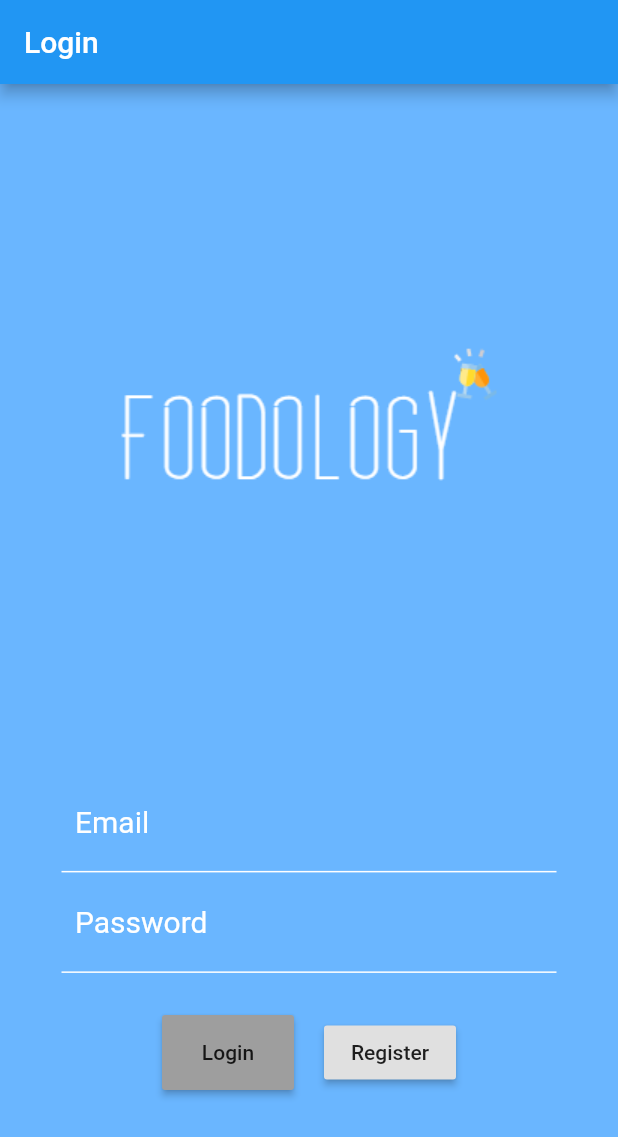
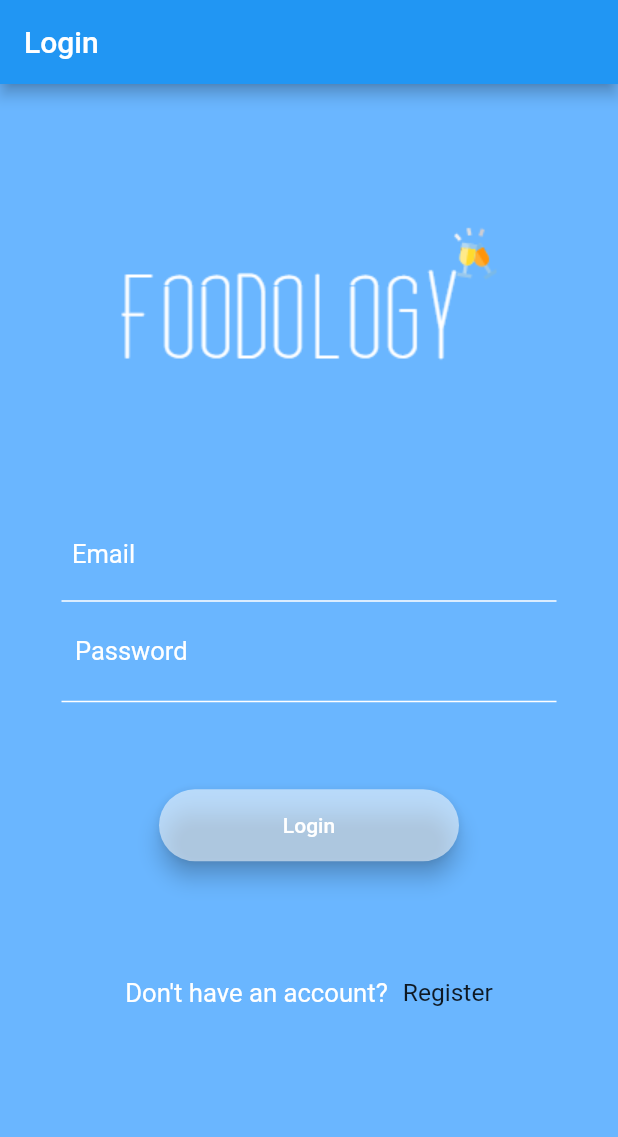
Before and after one commit to Foodology/Foodology, a Flutter app: the screen it shows after launch, on a phone screen of 412 x 824 dp. Shown: the top 1137 px of the screen. Run offline on Flutter 3.47's test engine with Material 2 defaults, Android fonts, the phone set to English and light mode, and no system bars; our stand-ins replace firebase_auth; accounts and stored records are empty.

Commit message:
Login nearly done, needs some touchup

```diff
--- a/lib/screens/signin.dart
+++ b/lib/screens/signin.dart
@@ -17,6 +17,7 @@ class _LoginPageState extends State<LoginPage> {
   String error = '';
   final AuthService _auth = AuthService();
   GlobalKey<FormState> _globalKey = GlobalKey<FormState>();
+  bool _btnEnabled = false;
 
 
   @override
@@ -29,13 +30,6 @@ class _LoginPageState extends State<LoginPage> {
             child: SingleChildScrollView(
               child: Column(
                 children: [
-                      AspectRatio(
-                        aspectRatio: 50/30,
-                          child: Image.asset('images/logo.png')
-                      ),
-
-                      SizedBox(height: 110),
-
                   Container(
                     padding: EdgeInsets.only(left: 8, bottom: 8, top: 4, right: 8),
                     decoration: BoxDecoration(
@@ -45,8 +39,13 @@ class _LoginPageState extends State<LoginPage> {
                       child: Column(
                         children: [
                           Container(
+                            width: 800,
+                            child: Image.asset('images/logo.png'),
+                          ),
+                          SizedBox(height: 80),
+                          Container(
                               width: 330,
-                                  padding: EdgeInsets.all(9.0),
+                              padding: EdgeInsets.all(7),
                               decoration: BoxDecoration(
                                   border: Border(
                                       bottom: BorderSide(
@@ -57,7 +56,7 @@ class _LoginPageState extends State<LoginPage> {
                               child: TextFormField(
                                   style: TextStyle(
                                     color: Colors.white,
-                                        fontSize: 20,
+                                    fontSize: 17,
                                   ),
                                   decoration: InputDecoration(
                                     border: InputBorder.none,
@@ -65,7 +64,8 @@ class _LoginPageState extends State<LoginPage> {
                                     hintText: 'Email',
                                   ),
                                   controller: email,
-                                      validator: (email) {
+                                  autovalidate: _btnEnabled,
+                                  validator: (String email) {
                                     if (email.isEmpty) {
                                       return "Email can't be empty";
                                     } else {
@@ -88,7 +88,7 @@ class _LoginPageState extends State<LoginPage> {
                                 obscureText: true,
                                 style: TextStyle(
                                   color: Colors.white,
-                                      fontSize: 20,
+                                  fontSize: 17,
                                 ),
                                 decoration: InputDecoration(
                                   border: InputBorder.none,
@@ -96,6 +96,7 @@ class _LoginPageState extends State<LoginPage> {
                                   hintText: 'Password',
                                 ),
                                 controller: password,
+                                autovalidate: _btnEnabled,
                                 validator: (password) {
                                   if (password.length < 6) {
                                     return "Password must be 6 or more characters long.";
@@ -111,47 +112,70 @@ class _LoginPageState extends State<LoginPage> {
                   ),
 
 
-                      SizedBox(height: 20),
+                  SizedBox(height: 50),
 
                   Center(
-                        child: Row(
+                    child: Column(
                         mainAxisAlignment: MainAxisAlignment.center,
                         children: [
-                            ButtonTheme(
-                              height: 50,
-                              buttonColor: Colors.grey,
-                              child: RaisedButton(
+                          Material(
+                            borderRadius: BorderRadius.circular(30),
+                            elevation: 6.0,
+                            color: Colors.white54,
+                            child: MaterialButton(
+                              minWidth: 200,
+                                height: 45,
+                                textColor: Colors.white,
+                                padding: EdgeInsets.all(10),
                                 child: Text('Login'),
                                 onPressed: () async {
-                                      if(_globalKey.currentState.validate()){
-                                      dynamic result = await _auth.signInWithEmailandPassword(email.toString().trim(), password.toString().trim());
-                                      if(result == null){
-                                      setState(() => error = 'Could not sign in with those credentials');
-                                      }
-                                      }
+                                  if(_globalKey.currentState.validate()) {
+                                    dynamic result = await _auth.signInWithEmailandPassword(email.text.toString().trim(), password.text.toString().trim());
+                                    if(result != null){
                                       Navigator.push(
                                           context,
                                           MaterialPageRoute(builder: (context) => HomePage()));
+                                    }
+                                  }
                                 }
                             ),
                           ),
 
 
-                              SizedBox(width: 20),
-
-                              RaisedButton(
-                                child: Text('Register'),
-                                onPressed: () {
+                          Row(
+                            mainAxisAlignment: MainAxisAlignment.center,
+                            crossAxisAlignment: CrossAxisAlignment.center,
+                            children: <Widget>[
+                              Container(
+                                color: Colors.transparent,
+                                width: 175,
+                                height: 175,
+                                child: FittedBox(child: Text(
+                                    "Don't have an account?",
+                                style: TextStyle(
+                                  color: Colors.white,
+                                ),), fit: BoxFit.contain),
+                              ),
+                              SizedBox(width: 10),
+                              Container(
+                                color: Colors.transparent,
+                                width: 60,
+                                height: 60,
+                                child: FittedBox(
+                                  fit: BoxFit.contain,
+                                  child: InkWell(child: Text("Register"), onTap: () {
                                     Navigator.push(
                                         context,
-                                    MaterialPageRoute(builder: (context) => RegisterPage()),
-                                  );
-                                },
+                                        MaterialPageRoute(builder: (context) => RegisterPage()));
+                                  },),
+                                ),
+                              ),
+                            ],
+                          ),
+                        ]
+                    ),
                   )
                 ],
-                          ),
-                      ),
-                        ]
               ),
             ),
         ),
--- a/lib/screens/signup.dart
+++ b/lib/screens/signup.dart
@@ -28,7 +28,7 @@ class _RegisterPageState extends State<RegisterPage> {
           child: Center(
             child: Column(
               children: [
-                Image.asset('images/logozk.png'),
+                Image.asset('images/logo.png'),
 
                 SizedBox(height:20),
 
--- a/pubspec.yaml
+++ b/pubspec.yaml
@@ -49,7 +49,7 @@ flutter:
 
   # To add assets to your application, add an assets section, like this:
   assets:
-    - images/logo.png
+    - images/
 
   # An image asset can refer to one or more resolution-specific "variants", see
   # https://flutter.dev/assets-and-images/#resolution-aware.
@@ -62,7 +62,7 @@ flutter:
   # "family" key with the font family name, and a "fonts" key with a
   # list giving the asset and other descriptors for the font. For
   # example:
-  # fonts:
+  # fonts
   #   - family: Schyler
   #     fonts:
   #       - asset: fonts/Schyler-Regular.ttf
```
Lines whose indentation alone changed are shown as unchanged.
